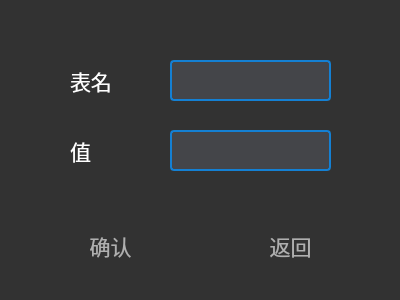
The window that DBtraining/inserttable.ui (2023XDProject/DBMS2.0) describes before a commit, drawn with Qt 5.
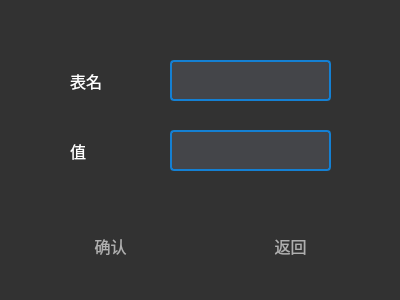
The same window after the commit. Icons and pictures are not drawn.

The edit to the form file:
```diff
--- a/DBtraining/inserttable.ui
+++ b/DBtraining/inserttable.ui
@@ -28,7 +28,7 @@
    <property name="font">
     <font>
      <family>幼圆</family>
-     <pointsize>16</pointsize>
+     <pointsize>12</pointsize>
     </font>
    </property>
    <property name="styleSheet">
@@ -57,7 +57,7 @@
    <property name="font">
     <font>
      <family>幼圆</family>
-     <pointsize>16</pointsize>
+     <pointsize>12</pointsize>
     </font>
    </property>
    <property name="styleSheet">
@@ -120,7 +120,7 @@
    <property name="font">
     <font>
      <family>幼圆</family>
-     <pointsize>16</pointsize>
+     <pointsize>12</pointsize>
     </font>
    </property>
    <property name="styleSheet">
@@ -142,7 +142,7 @@
    <property name="font">
     <font>
      <family>幼圆</family>
-     <pointsize>16</pointsize>
+     <pointsize>12</pointsize>
     </font>
    </property>
    <property name="styleSheet">
```
